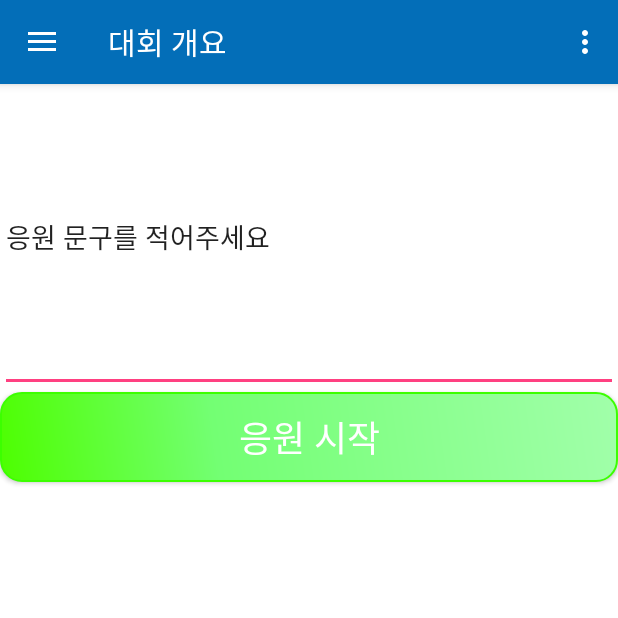
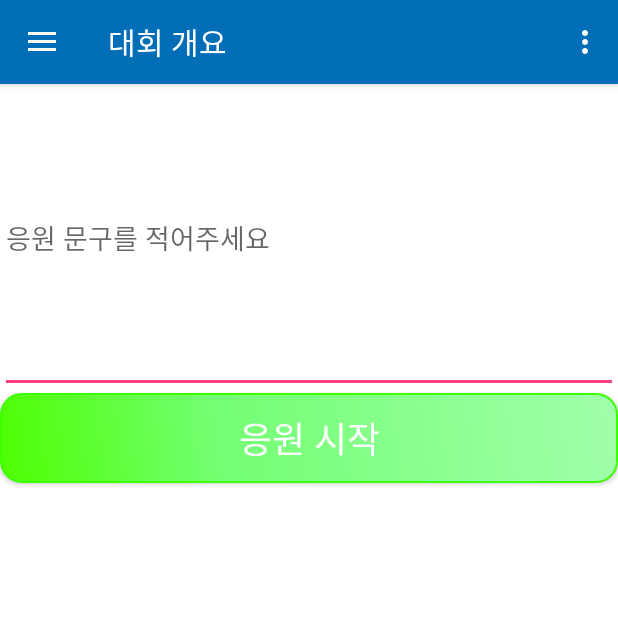
Before and after one commit to aekik1118/DOLMONO, an Android app: the screen it shows after launch (MainActivity), in the side drawer, after a tap on "응원 하기", on a phone screen of 412 x 824 dp, the top half of it. Run offline under Robolectric (Android 15) with nearby library versions, the phone set to English and light mode, and no system bars.

Commit message:
응원하기 틀 만듬2

```diff
--- a/app/src/main/res/layout/cheerup_main_layout.xml
+++ b/app/src/main/res/layout/cheerup_main_layout.xml
@@ -10,8 +10,8 @@
         android:layout_height="wrap_content"
         android:layout_weight="0.24"
         android:ems="10"
-        android:inputType="textPersonName"
-        android:text="응원 문구를 적어주세요" />
+        android:hint="응원 문구를 적어주세요"
+        android:inputType="textPersonName" />
 
     <Button
         android:id="@+id/button6"
```
